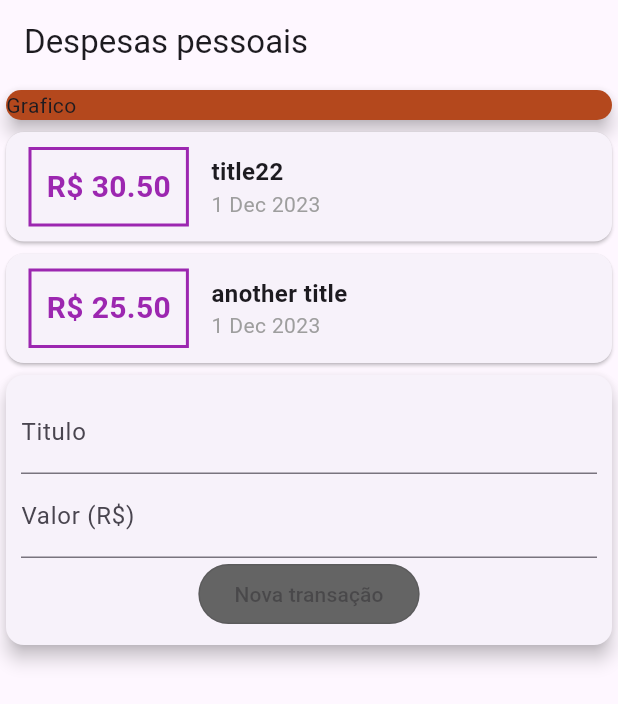
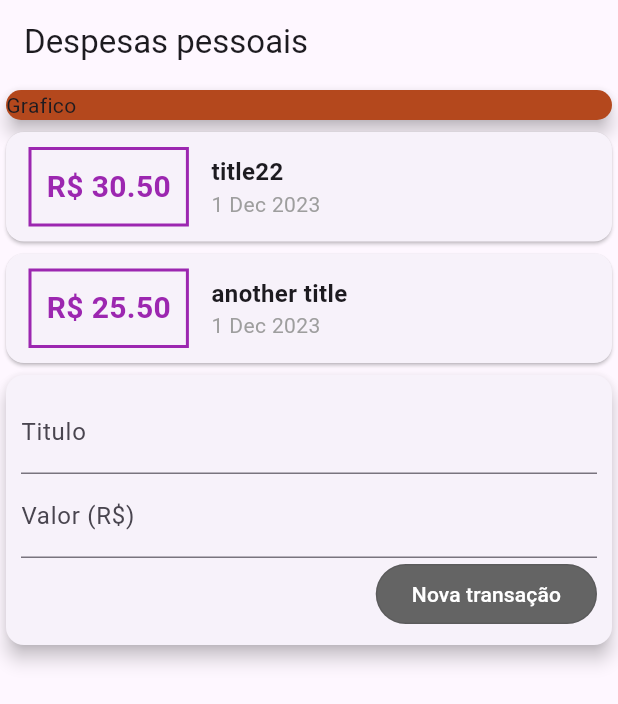
Before and after one commit to AbilioN/despesas_semanais_flutter, a Flutter app: the screen it shows after launch, on a phone screen of 412 x 824 dp. Shown: the top 704 px of the screen. Run offline on Flutter 3.47's test engine with Material 3 defaults, Android fonts, the light colour scheme and no system bars; statements that could not run were skipped.

Commit message:
pause dart

```diff
--- a/lib/main.dart
+++ b/lib/main.dart
@@ -18,6 +18,8 @@
 }
 
 class MyHomePage extends StatelessWidget {
+  String title;
+  String value;
   final _transactions = [
     Transaction(
       id: 't1',
@@ -108,17 +110,27 @@
               child: Column(
                 children: <Widget>[
                   TextField(
+                    onChanged: (newValue) => title = newValue,
                     decoration: InputDecoration(labelText: 'Titulo'),
                   ),
                   TextField(
+                    onChanged: (newValue) => value = newValue,
                     decoration: InputDecoration(labelText: 'Valor (R\$)'),
                   ),
-                  OutlinedButton(
-                    onPressed: null,
-                    child: Text('Nova transação'),
-                    style: ButtonStyle(
-                        backgroundColor: MaterialStatePropertyAll(
-                            Color.fromRGBO(100, 100, 100, 1))),
+                  Row(
+                    mainAxisAlignment: MainAxisAlignment.end,
+                    children: [
+                      OutlinedButton(
+                        onPressed: null,
+                        child: Text(
+                          'Nova transação',
+                          style: TextStyle(color: Colors.white),
+                        ),
+                        style: ButtonStyle(
+                            backgroundColor: MaterialStatePropertyAll(
+                                Color.fromRGBO(100, 100, 100, 1))),
+                      ),
+                    ],
                   )
                 ],
               ),
```
